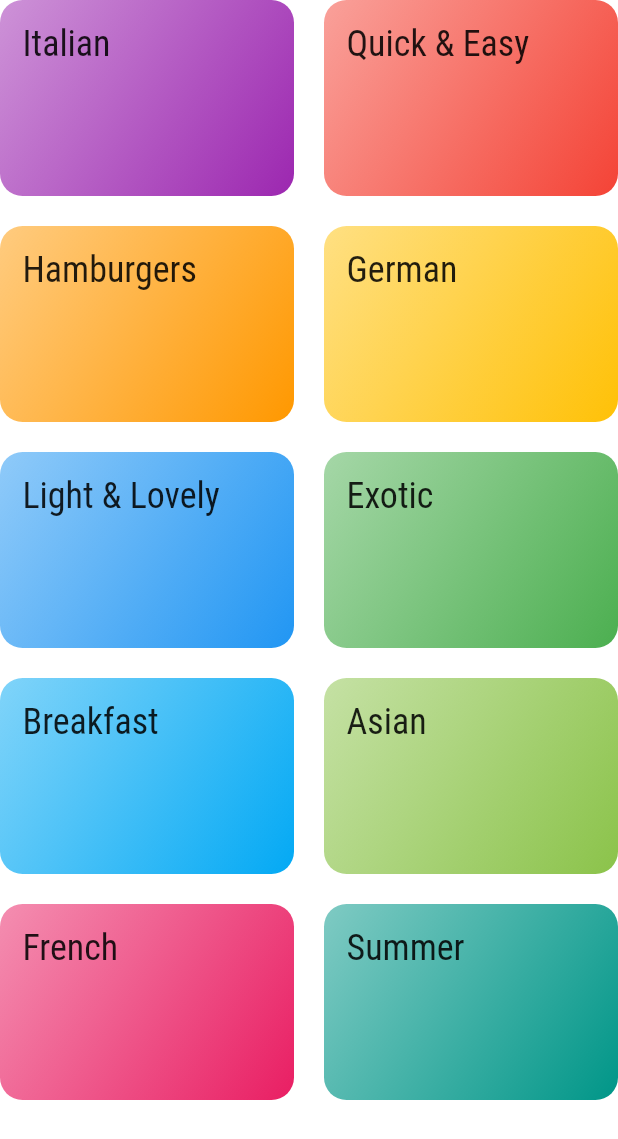
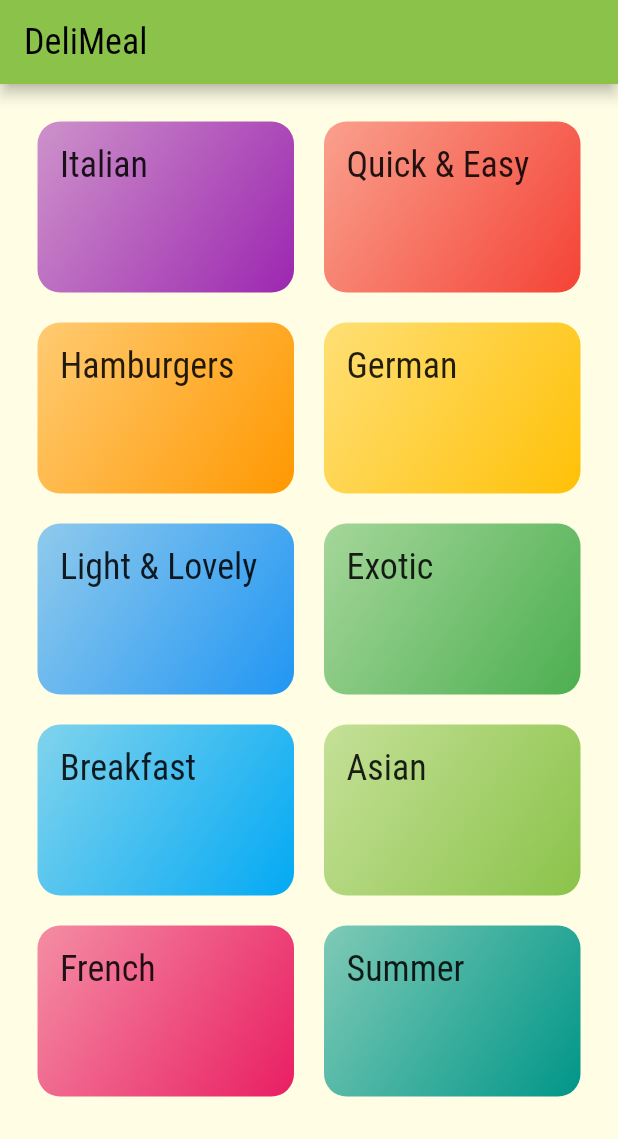
Before and after one commit to BarisSahin1/mealApp, a Flutter app: the screen it shows after launch, on a phone screen of 412 x 824 dp. Shown: the top 1139 px of the screen. Run offline on Flutter 3.47's test engine with Material 2 defaults, Android fonts, the phone set to English and light mode, and no system bars.

Commit message:
Bug fixed

```diff
--- a/lib/categories_screen.dart
+++ b/lib/categories_screen.dart
@@ -9,7 +9,12 @@ class CategoriesScreen extends StatelessWidget {
 
   @override
   Widget build(BuildContext context) {
-    return GridView(
+    return Scaffold(
+      appBar: AppBar(
+        title: const Text("DeliMeal"),
+      ),
+      body: GridView(
+        padding: const EdgeInsets.all(25),
         children: DUMMY_CATEGORIES
             .map((catData) => CategoryItem(
                   catData.title,
@@ -22,6 +27,7 @@ class CategoriesScreen extends StatelessWidget {
           crossAxisSpacing: 20,
           mainAxisSpacing: 20,
         ),
+      ),
     );
   }
 }
```
Lines whose indentation alone changed are shown as unchanged.
